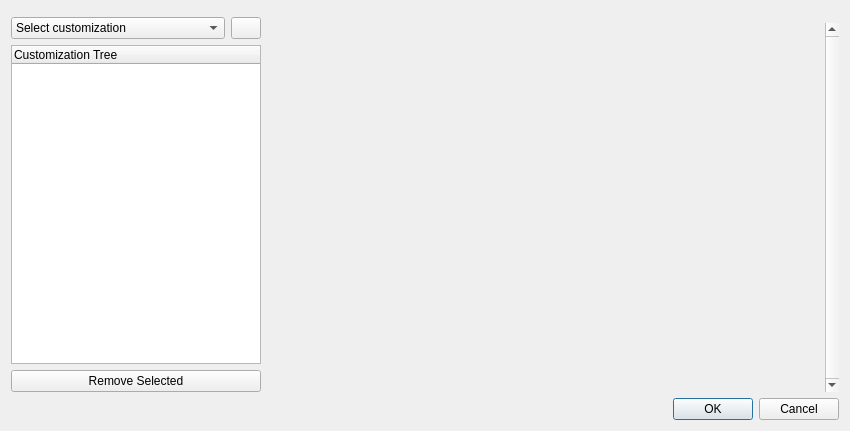
The window that PostgisCustomization/createDatabaseCustomization.ui (dsgoficial/DsgTools) describes before a commit, drawn with Qt 5.
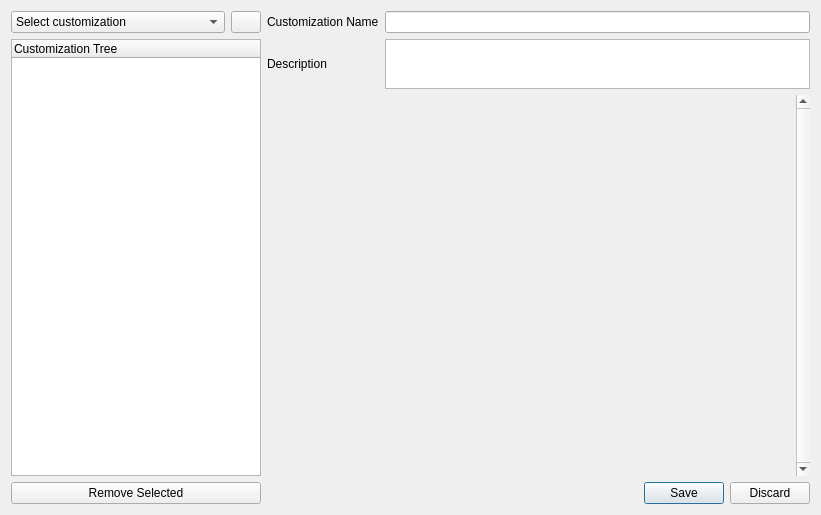
The same window after the commit. Icons and pictures are not drawn. Custom widgets are drawn as their Qt base class.

Commit message: changes in customization interface

```diff
--- a/PostgisCustomization/createDatabaseCustomization.ui
+++ b/PostgisCustomization/createDatabaseCustomization.ui
@@ -6,8 +6,8 @@
    <rect>
     <x>0</x>
     <y>0</y>
-    <width>850</width>
-    <height>431</height>
+    <width>821</width>
+    <height>515</height>
    </rect>
   </property>
   <property name="sizePolicy">
@@ -19,11 +19,62 @@
   <property name="windowTitle">
    <string>Create Database Customization</string>
   </property>
-  <layout class="QGridLayout" name="gridLayout">
-   <item row="0" column="0" colspan="2">
-    <widget class="ConnectionWidget" name="connectionWidget" native="true"/>
+  <layout class="QGridLayout" name="gridLayout_2">
+   <item row="3" column="2">
+    <widget class="QDialogButtonBox" name="buttonBox">
+     <property name="orientation">
+      <enum>Qt::Horizontal</enum>
+     </property>
+     <property name="standardButtons">
+      <set>QDialogButtonBox::Discard|QDialogButtonBox::Save</set>
+     </property>
+    </widget>
    </item>
-   <item row="1" column="0" rowspan="2">
+   <item row="2" column="1" colspan="2">
+    <widget class="QScrollArea" name="scrollArea">
+     <property name="sizePolicy">
+      <sizepolicy hsizetype="MinimumExpanding" vsizetype="MinimumExpanding">
+       <horstretch>0</horstretch>
+       <verstretch>0</verstretch>
+      </sizepolicy>
+     </property>
+     <property name="minimumSize">
+      <size>
+       <width>260</width>
+       <height>200</height>
+      </size>
+     </property>
+     <property name="frameShape">
+      <enum>QFrame::NoFrame</enum>
+     </property>
+     <property name="verticalScrollBarPolicy">
+      <enum>Qt::ScrollBarAlwaysOn</enum>
+     </property>
+     <property name="widgetResizable">
+      <bool>true</bool>
+     </property>
+     <widget class="QWidget" name="scrollAreaWidgetContents">
+      <property name="geometry">
+       <rect>
+        <x>0</x>
+        <y>0</y>
+        <width>531</width>
+        <height>369</height>
+       </rect>
+      </property>
+      <layout class="QVBoxLayout" name="verticalLayout_2">
+       <item>
+        <layout class="QVBoxLayout" name="scrollAreaLayout">
+         <property name="sizeConstraint">
+          <enum>QLayout::SetMinAndMaxSize</enum>
+         </property>
+        </layout>
+       </item>
+      </layout>
+     </widget>
+    </widget>
+   </item>
+   <item row="0" column="0" rowspan="4">
     <layout class="QVBoxLayout" name="verticalLayout_4">
      <item>
       <layout class="QHBoxLayout" name="horizontalLayout">
@@ -95,79 +146,45 @@
      </item>
     </layout>
    </item>
+   <item row="1" column="2">
+    <widget class="QTextEdit" name="customDescriptionTextEdit">
+     <property name="sizePolicy">
+      <sizepolicy hsizetype="Expanding" vsizetype="MinimumExpanding">
+       <horstretch>0</horstretch>
+       <verstretch>0</verstretch>
+      </sizepolicy>
+     </property>
+     <property name="maximumSize">
+      <size>
+       <width>16777215</width>
+       <height>50</height>
+      </size>
+     </property>
+    </widget>
+   </item>
+   <item row="0" column="2">
+    <widget class="QLineEdit" name="customNameLineEdit">
+     <property name="readOnly">
+      <bool>false</bool>
+     </property>
+    </widget>
+   </item>
+   <item row="0" column="1">
+    <widget class="QLabel" name="label">
+     <property name="text">
+      <string>Customization Name</string>
+     </property>
+    </widget>
+   </item>
    <item row="1" column="1">
-    <widget class="SelectFileWidget" name="selectFileWidget" native="true"/>
-   </item>
-   <item row="2" column="1">
-    <widget class="QScrollArea" name="scrollArea">
-     <property name="sizePolicy">
-      <sizepolicy hsizetype="MinimumExpanding" vsizetype="MinimumExpanding">
-       <horstretch>0</horstretch>
-       <verstretch>0</verstretch>
-      </sizepolicy>
-     </property>
-     <property name="minimumSize">
-      <size>
-       <width>260</width>
-       <height>200</height>
-      </size>
-     </property>
-     <property name="frameShape">
-      <enum>QFrame::NoFrame</enum>
-     </property>
-     <property name="verticalScrollBarPolicy">
-      <enum>Qt::ScrollBarAlwaysOn</enum>
-     </property>
-     <property name="widgetResizable">
-      <bool>true</bool>
-     </property>
-     <widget class="QWidget" name="scrollAreaWidgetContents">
-      <property name="geometry">
-       <rect>
-        <x>0</x>
-        <y>0</y>
-        <width>569</width>
-        <height>366</height>
-       </rect>
-      </property>
-      <layout class="QVBoxLayout" name="verticalLayout_2">
-       <item>
-        <layout class="QVBoxLayout" name="scrollAreaLayout">
-         <property name="sizeConstraint">
-          <enum>QLayout::SetMinAndMaxSize</enum>
-         </property>
-        </layout>
-       </item>
-      </layout>
-     </widget>
-    </widget>
-   </item>
-   <item row="3" column="1">
-    <widget class="QDialogButtonBox" name="buttonBox">
-     <property name="orientation">
-      <enum>Qt::Horizontal</enum>
-     </property>
-     <property name="standardButtons">
-      <set>QDialogButtonBox::Cancel|QDialogButtonBox::Ok</set>
+    <widget class="QLabel" name="label_2">
+     <property name="text">
+      <string>Description</string>
      </property>
     </widget>
    </item>
   </layout>
  </widget>
- <customwidgets>
-  <customwidget>
-   <class>ConnectionWidget</class>
-   <extends>QWidget</extends>
-   <header>DsgTools.CustomWidgets.connectionWidget.h</header>
-   <container>1</container>
-  </customwidget>
-  <customwidget>
-   <class>SelectFileWidget</class>
-   <extends>QWidget</extends>
-   <header>DsgTools.CustomWidgets.selectFileWidget.h</header>
-   <container>1</container>
-  </customwidget>
- </customwidgets>
  <resources>
   <include location="../resources.qrc"/>
  </resources>
```
The commit also changes 8 other files.
